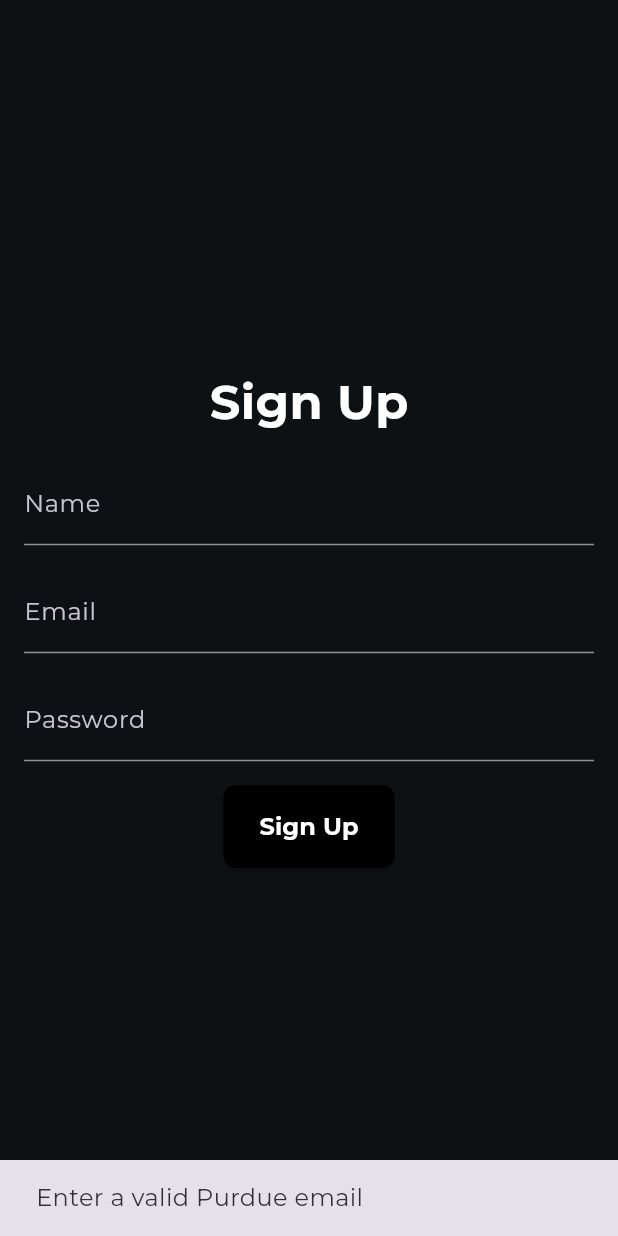
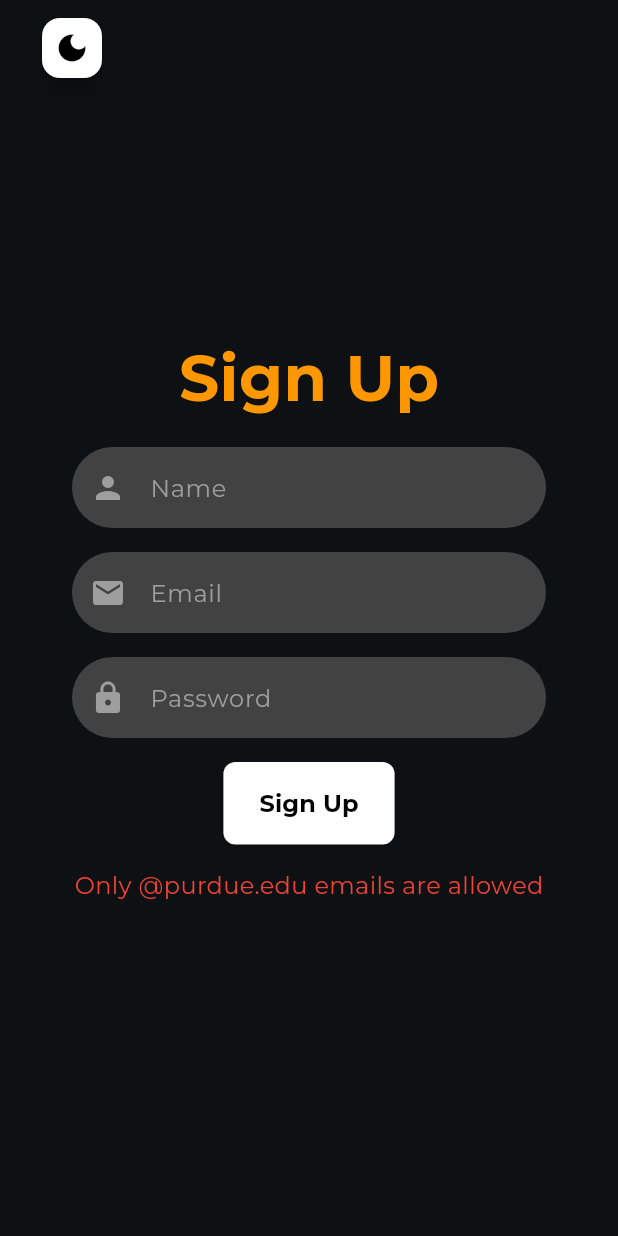
Before and after one commit to PartthK/Purdue-Social-Media-App, a Flutter app: the SignupScreen screen opened directly, after a tap on "Sign Up", on a phone screen of 412 x 824 dp. Run offline on Flutter 3.47's test engine with Material 3 defaults, Android fonts, the phone set to English and light mode, and no system bars; our stand-ins replace cloud_firestore, firebase_auth, firebase_core, firebase_messaging, firebase_storage, google_fonts and 3 more; accounts and stored records are empty.

Commit message:
made changes to event detail screen and interest screen

```diff
--- a/lib/event_screen.dart
+++ b/lib/event_screen.dart
@@ -51,9 +51,6 @@ class _EventScreenState extends State<EventScreen> {
   @override
   Widget build(BuildContext context) {
     return Scaffold(
-      appBar: AppBar(
-        title: Text('Upcoming Events'),
-      ),
       body: Column(
         children: [
           Padding(
--- a/lib/signup_screen.dart
+++ b/lib/signup_screen.dart
@@ -4,93 +4,144 @@ import 'auth_provider.dart';
 import 'package:google_fonts/google_fonts.dart';
 import 'interests_screen.dart';
 
-class SignupScreen extends StatelessWidget {
+class SignupScreen extends StatefulWidget {
+  @override
+  _SignupScreenState createState() => _SignupScreenState();
+}
+
+class _SignupScreenState extends State<SignupScreen> {
   final TextEditingController _emailController = TextEditingController();
   final TextEditingController _passwordController = TextEditingController();
   final TextEditingController _nameController = TextEditingController();
+  String _validationMessage = '';
+  bool _isDarkMode = true;
+
+  void _validateAndSignup() async {
+    String name = _nameController.text;
+    String email = _emailController.text;
+    String password = _passwordController.text;
+
+    if (!email.endsWith('@purdue.edu')) {
+      setState(() {
+        _validationMessage = 'Only @purdue.edu emails are allowed';
+      });
+    } else if (password.length < 6) {
+      setState(() {
+        _validationMessage = 'Password must be at least 6 characters long';
+      });
+    } else {
+      setState(() {
+        _validationMessage = '';
+      });
+      try {
+        final authProvider = Provider.of<AuthProvider>(context, listen: false);
+        await authProvider.signup(name, email, password);
+
+        // Navigate to InterestsScreen and pass the name
+        Navigator.pushReplacement(
+          context,
+          MaterialPageRoute(builder: (context) => InterestsScreen(name: name)),
+        );
+      } catch (e) {
+        setState(() {
+          _validationMessage = 'Sign-up failed: ${e.toString()}';
+        });
+      }
+    }
+  }
+
+  void _toggleTheme() {
+    setState(() {
+      _isDarkMode = !_isDarkMode;
+    });
+  }
 
   @override
   Widget build(BuildContext context) {
     return Scaffold(
+      backgroundColor: _isDarkMode ? Color(0xFF0D1114) : Colors.white,
+      floatingActionButton: Padding(
+        padding: const EdgeInsets.all(8.0),
+        child: FloatingActionButton(
+          onPressed: _toggleTheme,
+          child: Icon(_isDarkMode ? Icons.dark_mode : Icons.light_mode),
+          mini: true,
+          backgroundColor: _isDarkMode ? Colors.white : Colors.black,
+          foregroundColor: _isDarkMode ? Colors.black : Colors.white,
+        ),
+      ),
+      floatingActionButtonLocation: FloatingActionButtonLocation.startTop,
       body: Padding(
-        padding: EdgeInsets.all(16.0),
+        padding: EdgeInsets.all(48.0),
         child: Column(
           mainAxisAlignment: MainAxisAlignment.center,
           children: [
             Text(
               'Sign Up',
               style: GoogleFonts.montserrat(
-                fontSize: 32.0,
+                fontSize: 42.0,
                 fontWeight: FontWeight.bold,
+                color: Colors.orange,
               ),
             ),
             SizedBox(height: 16.0),
             TextField(
               controller: _nameController,
+              style: TextStyle(color: _isDarkMode ? Colors.white : Colors.black),
               decoration: InputDecoration(
-                labelText: 'Name',
-                labelStyle: GoogleFonts.montserrat(),
+                hintText: 'Name',
+                hintStyle: GoogleFonts.montserrat(color: Colors.grey),
+                filled: true,
+                fillColor: _isDarkMode ? Colors.grey[800] : Colors.grey[200],
+                border: OutlineInputBorder(
+                  borderRadius: BorderRadius.circular(30),
+                  borderSide: BorderSide.none,
+                ),
+                prefixIcon: Icon(Icons.person, color: Colors.grey),
+                contentPadding: EdgeInsets.symmetric(vertical: 15, horizontal: 20),
               ),
             ),
             SizedBox(height: 16.0),
             TextField(
               controller: _emailController,
+              style: TextStyle(color: _isDarkMode ? Colors.white : Colors.black),
               decoration: InputDecoration(
-                labelText: 'Email',
-                labelStyle: GoogleFonts.montserrat(),
+                hintText: 'Email',
+                hintStyle: GoogleFonts.montserrat(color: Colors.grey),
+                filled: true,
+                fillColor: _isDarkMode ? Colors.grey[800] : Colors.grey[200],
+                border: OutlineInputBorder(
+                  borderRadius: BorderRadius.circular(30),
+                  borderSide: BorderSide.none,
+                ),
+                prefixIcon: Icon(Icons.email, color: Colors.grey),
+                contentPadding: EdgeInsets.symmetric(vertical: 15, horizontal: 20),
               ),
             ),
             SizedBox(height: 16.0),
             TextField(
               controller: _passwordController,
               obscureText: true,
+              style: TextStyle(color: _isDarkMode ? Colors.white : Colors.black),
               decoration: InputDecoration(
-                labelText: 'Password',
-                labelStyle: GoogleFonts.montserrat(),
+                hintText: 'Password',
+                hintStyle: GoogleFonts.montserrat(color: Colors.grey),
+                filled: true,
+                fillColor: _isDarkMode ? Colors.grey[800] : Colors.grey[200],
+                border: OutlineInputBorder(
+                  borderRadius: BorderRadius.circular(30),
+                  borderSide: BorderSide.none,
+                ),
+                prefixIcon: Icon(Icons.lock, color: Colors.grey),
+                contentPadding: EdgeInsets.symmetric(vertical: 15, horizontal: 20),
               ),
             ),
             SizedBox(height: 16.0),
             ElevatedButton(
-              onPressed: () async {
-                final name = _nameController.text;
-                final email = _emailController.text;
-                final password = _passwordController.text;
-
-                if (email.endsWith('@purdue.edu')) {
-                  if (password.length >= 6) {
-                    try {
-                      final authProvider = Provider.of<AuthProvider>(context, listen: false);
-                      await authProvider.signup(
-                        name,
-                        email,
-                        password,
-                      );
-
-                      // Navigate to InterestsScreen and pass the name
-                      Navigator.pushReplacement(
-                        context,
-                        MaterialPageRoute(builder: (context) => InterestsScreen(name: name)),
-                      );
-
-                    } catch (e) {
-                      ScaffoldMessenger.of(context).showSnackBar(
-                        SnackBar(content: Text('Sign-up failed: ${e.toString()}')),
-                      );
-                    }
-                  } else {
-                    ScaffoldMessenger.of(context).showSnackBar(
-                      SnackBar(content: Text('Password must be at least 6 characters long')),
-                    );
-                  }
-                } else {
-                  ScaffoldMessenger.of(context).showSnackBar(
-                    SnackBar(content: Text('Enter a valid Purdue email')),
-                  );
-                }
-              },
+              onPressed: _validateAndSignup,
               style: ElevatedButton.styleFrom(
                 foregroundColor: Colors.white,
-                backgroundColor: Colors.black,
+                backgroundColor: _isDarkMode ? Colors.white : Colors.black,
                 shape: RoundedRectangleBorder(
                   borderRadius: BorderRadius.circular(8.0),
                 ),
@@ -101,9 +152,18 @@ class SignupScreen extends StatelessWidget {
                 style: GoogleFonts.montserrat(
                   fontSize: 16.0,
                   fontWeight: FontWeight.bold,
+                  color: _isDarkMode ? Colors.black : Colors.white,
                 ),
               ),
             ),
+            if (_validationMessage.isNotEmpty)
+              Padding(
+                padding: const EdgeInsets.only(top: 16.0),
+                child: Text(
+                  _validationMessage,
+                  style: TextStyle(color: Colors.red),
+                ),
+              ),
           ],
         ),
       ),
```
Also changed, not shown: lib/event_detail_screen.dart (+144 -53 lines), lib/interests_screen.dart (+37 -42 lines).
